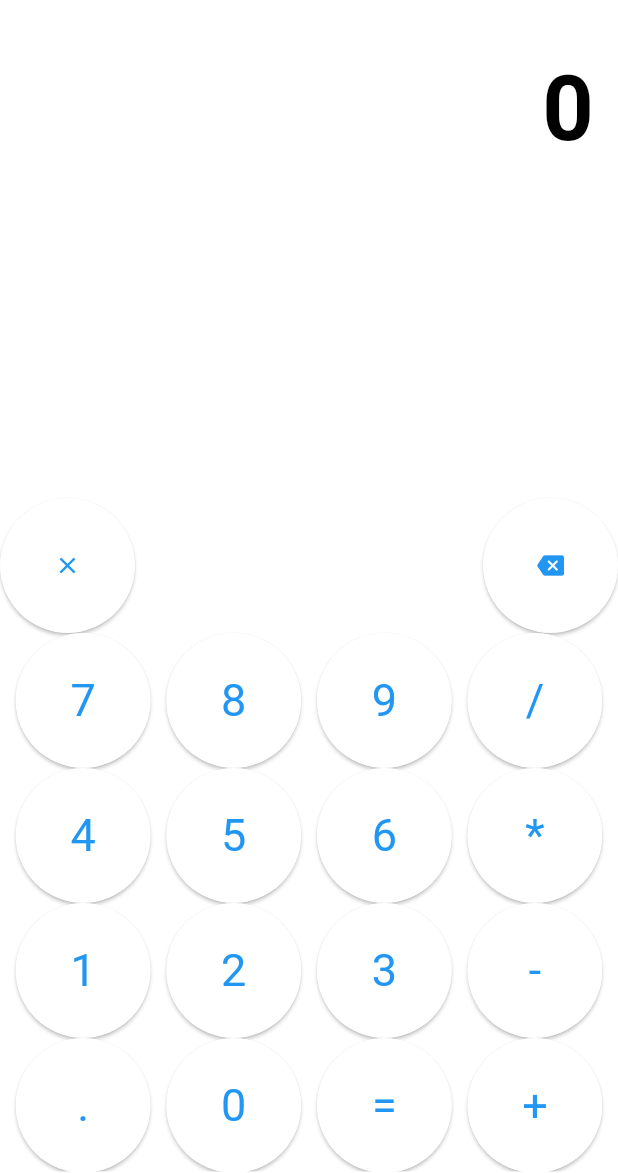
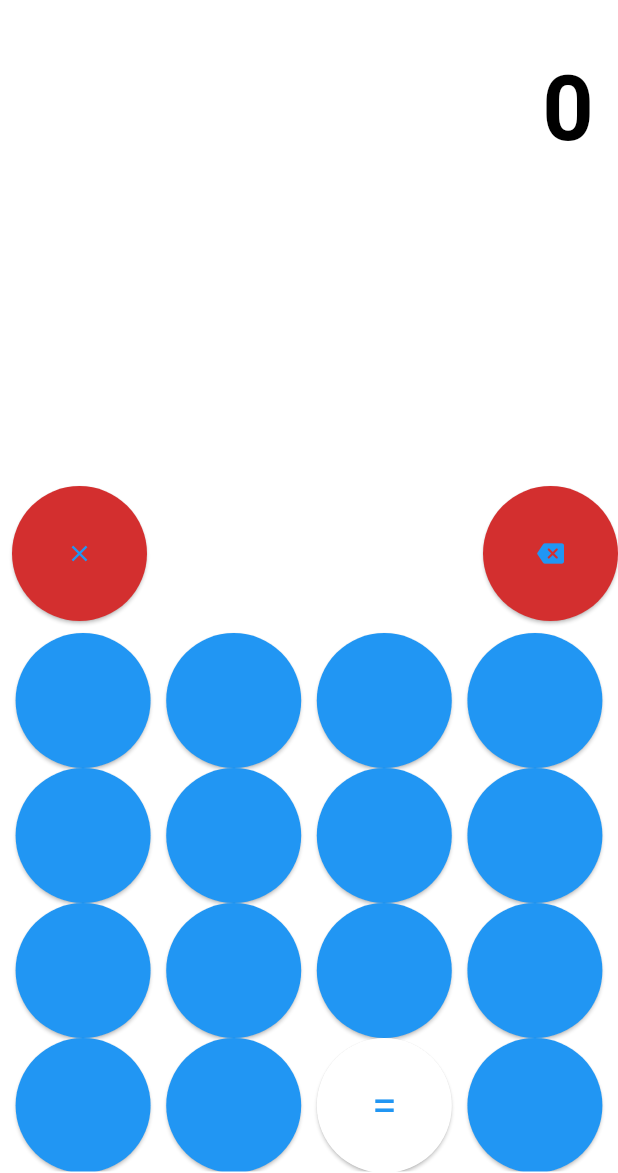
Before and after one commit to ChromaBeast/Flutter-Calculator-Dynamic, a Flutter app: the screen it shows after launch, on a phone screen of 412 x 824 dp, the part 63-1236 px from its top. Run offline on Flutter 3.47's test engine with Material 2 defaults, Android fonts, the phone set to English and light mode, and no system bars; drawn by our look-alikes of dynamic_color.

Commit message:
ready to be released

```diff
--- a/lib/main.dart
+++ b/lib/main.dart
@@ -18,7 +18,7 @@ class MyApp extends StatelessWidget {
   Widget build(BuildContext context) {
     return DynamicColorBuilder(builder: (lightColorScheme, darkColorScheme) {
       return MaterialApp(
-        title: 'Dynamic Color',
+        title: 'Calculator',
         theme: ThemeData(
           colorScheme: lightColorScheme ?? _defaultLightColorScheme,
           useMaterial3: true,
@@ -51,9 +51,10 @@ class _CalculatorScreenState extends State<CalculatorScreen> {
       _output = _buffer;
     }
   }
-  void _updateScreen(String str){
+
+  void _updateScreen(String str) {
     setState(() {
-      _output=str;
+      _output = str;
     });
   }
 
@@ -135,7 +136,6 @@ class _CalculatorScreenState extends State<CalculatorScreen> {
     return Scaffold(
       appBar: AppBar(
         title: const Text('Calculator'),
-
       ),
       body: Column(
         children: [
@@ -209,6 +209,7 @@ class _CalculatorScreenState extends State<CalculatorScreen> {
         textStyle: const TextStyle(fontSize: 30),
         shape: const CircleBorder(),
         minimumSize: const Size.fromRadius(45),
+        backgroundColor: Theme.of(context).colorScheme.secondaryContainer,
       ),
       child: Text(value),
     );
@@ -220,7 +221,9 @@ class _CalculatorScreenState extends State<CalculatorScreen> {
       style: ElevatedButton.styleFrom(
         textStyle: const TextStyle(fontSize: 30),
         shape: const CircleBorder(),
-          minimumSize: const Size.fromRadius(45)),
+        minimumSize: const Size.fromRadius(45),
+        backgroundColor: Theme.of(context).colorScheme.tertiaryContainer,
+      ),
       child: Text(value),
     );
   }
@@ -231,19 +234,25 @@ class _CalculatorScreenState extends State<CalculatorScreen> {
       style: ElevatedButton.styleFrom(
         textStyle: const TextStyle(fontSize: 30),
         minimumSize: const Size.fromRadius(45),
-          shape: const CircleBorder()),
+        shape: const CircleBorder(),
+        backgroundColor: Theme.of(context).colorScheme.inversePrimary,
+      ),
       child: const Text('='),
     );
   }
 
   Widget _buildClearButton() {
-    return ElevatedButton(
+    return Padding(
+      padding: const EdgeInsets.all(8.0),
+      child: ElevatedButton(
         onPressed: _onClearPressed,
         style: ElevatedButton.styleFrom(
             textStyle: const TextStyle(fontSize: 30),
+            backgroundColor: Theme.of(context).colorScheme.errorContainer,
             shape: const CircleBorder(),
             minimumSize: const Size.fromRadius(45)),
         child: const Icon(Icons.clear),
+      ),
     );
   }
 
@@ -253,7 +262,9 @@ class _CalculatorScreenState extends State<CalculatorScreen> {
       style: ElevatedButton.styleFrom(
         textStyle: const TextStyle(fontSize: 30),
         shape: const CircleBorder(),
-          minimumSize: const Size.fromRadius(45)),
+        minimumSize: const Size.fromRadius(45),
+        backgroundColor: Theme.of(context).colorScheme.errorContainer,
+      ),
       child: const Icon(Icons.backspace_rounded),
     );
   }
```
Also changed, not shown: assets/icon.png, 26 other files. Lines whose indentation alone changed are shown as unchanged.
